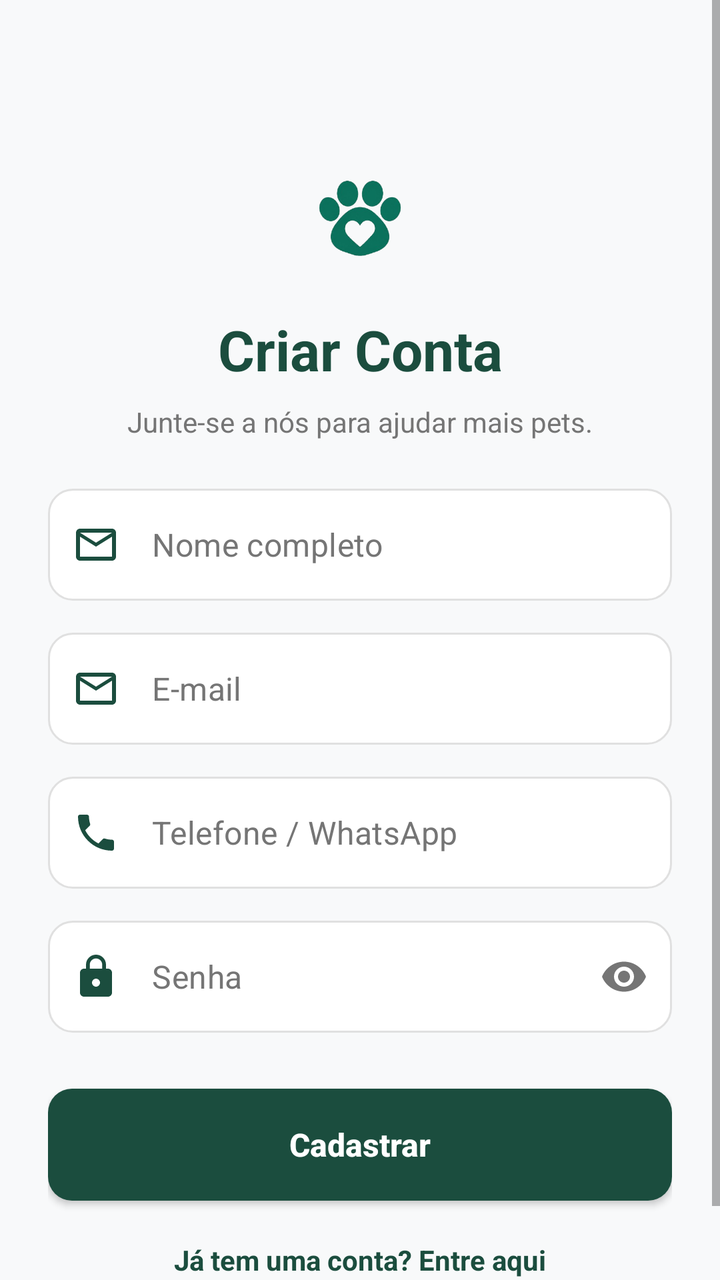
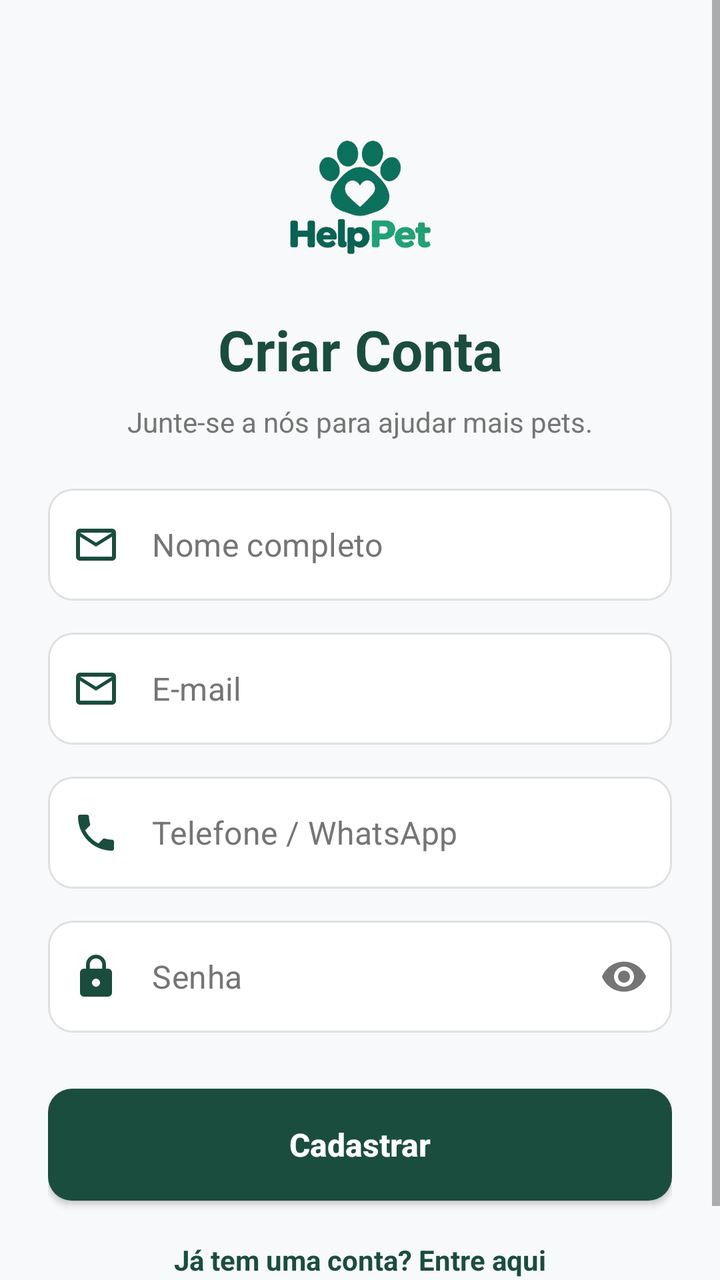

The first picture is an Android layout as it rendered before a commit; the second is the same layout after the commit. The layout source and the unified diff follow.
<!-- AndroidManifest.xml: activity theme Theme.HelpPet -->
<!-- res/layout/activity_register.xml -->
<?xml version="1.0" encoding="utf-8"?>
<ScrollView xmlns:android="http://schemas.android.com/apk/res/android"
    xmlns:app="http://schemas.android.com/apk/res-auto"
    android:layout_width="match_parent"
    android:layout_height="match_parent"
    android:fillViewport="true"
    android:background="@color/background_offwhite">

    <androidx.constraintlayout.widget.ConstraintLayout
        android:layout_width="match_parent"
        android:layout_height="wrap_content"
        android:padding="24dp">

        <ImageView
            android:id="@+id/imgLogo"
            android:layout_width="100dp"
            android:layout_height="100dp"
            android:layout_marginTop="24dp"
            android:contentDescription="@string/app_name"
            android:src="@drawable/ic_pet_heart_logo"
            app:layout_constraintEnd_toEndOf="parent"
            app:layout_constraintStart_toStartOf="parent"
            app:layout_constraintTop_toTopOf="parent" />

        <TextView
            android:id="@+id/txtTitle"
            android:layout_width="wrap_content"
            android:layout_height="wrap_content"
            android:layout_marginTop="8dp"
            android:text="Criar Conta"
            android:textColor="@color/primary_green"
            android:textSize="28sp"
            android:textStyle="bold"
            app:layout_constraintEnd_toEndOf="parent"
            app:layout_constraintStart_toStartOf="parent"
            app:layout_constraintTop_toBottomOf="@id/imgLogo" />

        <TextView
            android:id="@+id/txtSubtitle"
            android:layout_width="wrap_content"
            android:layout_height="wrap_content"
            android:layout_marginTop="8dp"
            android:gravity="center"
            android:text="Junte-se a nós para ajudar mais pets."
            android:textColor="@color/text_secondary"
            android:textSize="14sp"
            app:layout_constraintEnd_toEndOf="parent"
            app:layout_constraintStart_toStartOf="parent"
            app:layout_constraintTop_toBottomOf="@id/txtTitle" />

        
        <com.google.android.material.textfield.TextInputLayout
            android:id="@+id/inputLayoutName"
            style="@style/Widget.MaterialComponents.TextInputLayout.OutlinedBox"
            android:layout_width="0dp"
            android:layout_height="wrap_content"
            android:layout_marginTop="24dp"
            app:boxBackgroundMode="none"
            app:hintEnabled="false"
            app:layout_constraintEnd_toEndOf="parent"
            app:layout_constraintStart_toStartOf="parent"
            app:layout_constraintTop_toBottomOf="@id/txtSubtitle"
            app:startIconDrawable="@drawable/ic_email"
            app:startIconTint="@color/primary_green">

            <com.google.android.material.textfield.TextInputEditText
                android:id="@+id/edtName"
                android:layout_width="match_parent"
                android:layout_height="56dp"
                android:background="@drawable/bg_input_field"
                android:hint="Nome completo"
                android:inputType="textPersonName"
                android:paddingStart="12dp"
                android:paddingEnd="12dp"
                android:textColor="@color/text_primary"
                android:textColorHint="@color/text_secondary" />
        </com.google.android.material.textfield.TextInputLayout>

        
        <com.google.android.material.textfield.TextInputLayout
            android:id="@+id/inputLayoutEmail"
            style="@style/Widget.MaterialComponents.TextInputLayout.OutlinedBox"
            android:layout_width="0dp"
            android:layout_height="wrap_content"
            android:layout_marginTop="16dp"
            app:boxBackgroundMode="none"
            app:hintEnabled="false"
            app:layout_constraintEnd_toEndOf="parent"
            app:layout_constraintStart_toStartOf="parent"
            app:layout_constraintTop_toBottomOf="@id/inputLayoutName"
            app:startIconDrawable="@drawable/ic_email"
            app:startIconTint="@color/primary_green">

            <com.google.android.material.textfield.TextInputEditText
                android:id="@+id/edtEmail"
                android:layout_width="match_parent"
                android:layout_height="56dp"
                android:background="@drawable/bg_input_field"
                android:hint="@string/email_hint"
                android:inputType="textEmailAddress"
                android:paddingStart="12dp"
                android:paddingEnd="12dp"
                android:textColor="@color/text_primary"
                android:textColorHint="@color/text_secondary" />
        </com.google.android.material.textfield.TextInputLayout>

        
        <com.google.android.material.textfield.TextInputLayout
            android:id="@+id/inputLayoutPhone"
            style="@style/Widget.MaterialComponents.TextInputLayout.OutlinedBox"
            android:layout_width="0dp"
            android:layout_height="wrap_content"
            android:layout_marginTop="16dp"
            app:boxBackgroundMode="none"
            app:hintEnabled="false"
            app:layout_constraintEnd_toEndOf="parent"
            app:layout_constraintStart_toStartOf="parent"
            app:layout_constraintTop_toBottomOf="@id/inputLayoutEmail"
            app:startIconDrawable="@drawable/ic_phone"
            app:startIconTint="@color/primary_green">

            <com.google.android.material.textfield.TextInputEditText
                android:id="@+id/edtPhone"
                android:layout_width="match_parent"
                android:layout_height="56dp"
                android:background="@drawable/bg_input_field"
                android:hint="Telefone / WhatsApp"
                android:inputType="phone"
                android:paddingStart="12dp"
                android:paddingEnd="12dp"
                android:textColor="@color/text_primary"
                android:textColorHint="@color/text_secondary" />
        </com.google.android.material.textfield.TextInputLayout>

        
        <com.google.android.material.textfield.TextInputLayout
            android:id="@+id/inputLayoutPassword"
            style="@style/Widget.MaterialComponents.TextInputLayout.OutlinedBox"
            android:layout_width="0dp"
            android:layout_height="wrap_content"
            android:layout_marginTop="16dp"
            app:boxBackgroundMode="none"
            app:hintEnabled="false"
            app:layout_constraintEnd_toEndOf="parent"
            app:layout_constraintStart_toStartOf="parent"
            app:layout_constraintTop_toBottomOf="@id/inputLayoutPhone"
            app:passwordToggleEnabled="true"
            app:passwordToggleTint="@color/text_secondary"
            app:startIconDrawable="@drawable/ic_senha"
            app:startIconTint="@color/primary_green">

            <com.google.android.material.textfield.TextInputEditText
                android:id="@+id/edtPassword"
                android:layout_width="match_parent"
                android:layout_height="56dp"
                android:background="@drawable/bg_input_field"
                android:hint="@string/password_hint"
                android:inputType="textPassword"
                android:paddingStart="12dp"
                android:paddingEnd="12dp"
                android:textColor="@color/text_primary"
                android:textColorHint="@color/text_secondary" />
        </com.google.android.material.textfield.TextInputLayout>

        
        <android.widget.Button
            android:id="@+id/btnRegister"
            android:layout_width="0dp"
            android:layout_height="56dp"
            android:layout_marginTop="28dp"
            android:background="@drawable/bg_button_primary"
            android:text="Cadastrar"
            android:textAllCaps="false"
            android:textColor="@color/white"
            android:textSize="16sp"
            android:textStyle="bold"
            app:layout_constraintEnd_toEndOf="parent"
            app:layout_constraintStart_toStartOf="parent"
            app:layout_constraintTop_toBottomOf="@id/inputLayoutPassword" />

        
        <TextView
            android:id="@+id/txtBackToLogin"
            android:layout_width="wrap_content"
            android:layout_height="wrap_content"
            android:layout_marginTop="20dp"
            android:layout_marginBottom="16dp"
            android:text="Já tem uma conta? Entre aqui"
            android:textColor="@color/primary_green"
            android:textSize="14sp"
            android:textStyle="bold"
            app:layout_constraintBottom_toBottomOf="parent"
            app:layout_constraintEnd_toEndOf="parent"
            app:layout_constraintStart_toStartOf="parent"
            app:layout_constraintTop_toBottomOf="@id/btnRegister" />

    </androidx.constraintlayout.widget.ConstraintLayout>
</ScrollView>
<!-- resources referenced by this layout -->
<resources>
  <color name="background_offwhite">#F8F9FA</color>
  <color name="primary_green">#1B4D3E</color>
  <color name="text_primary">#212121</color>
  <color name="text_secondary">#757575</color>
  <color name="white">#FFFFFF</color>
  <!-- drawable bg_button_primary (drawable) -->
  <?xml version="1.0" encoding="utf-8"?>
  <ripple xmlns:android="http://schemas.android.com/apk/res/android"
      android:color="#33FFFFFF">
      <item>
          <shape>
              <solid android:color="@color/primary_green" />
              <corners android:radius="12dp" />
          </shape>
      </item>
  </ripple>
  <!-- drawable bg_input_field (drawable) -->
  <?xml version="1.0" encoding="utf-8"?>
  <shape xmlns:android="http://schemas.android.com/apk/res/android">
      <solid android:color="@color/white" />
      <stroke android:width="1dp" android:color="@color/gray_border" />
      <corners android:radius="12dp" />
  </shape>
  <!-- drawable ic_email (drawable) -->
  <vector xmlns:android="http://schemas.android.com/apk/res/android"
      android:width="24dp"
      android:height="24dp"
      android:viewportWidth="24"
      android:viewportHeight="24"
      android:tint="#757575">
      <path
          android:fillColor="@android:color/white"
          android:pathData="M20,4H4C2.9,4 2.01,4.9 2.01,6L2,18c0,1.1 0.9,2 2,2h16c1.1,0 2,-0.9 2,-2V6c0,-1.1 -0.9,-2 -2,-2zm0,14H4V8l8,5 8,-5v10zm-8,-7L4,6h16l-8,5z"/>
  </vector>
  <!-- drawable ic_pet_heart_logo: png bitmap (drawable, 38659 bytes) -->
  <!-- drawable ic_phone (drawable) -->
  <vector xmlns:android="http://schemas.android.com/apk/res/android"
      android:width="24dp"
      android:height="24dp"
      android:viewportWidth="24"
      android:viewportHeight="24"
      android:tint="#757575">
      <path
          android:fillColor="@android:color/white"
          android:pathData="M6.62,10.79c1.44,2.83 3.76,5.15 6.59,6.59l2.2,-2.2c0.27,-0.27 0.67,-0.36 1.02,-0.24 1.12,0.37 2.33,0.57 3.57,0.57 0.55,0 1,0.45 1,1V20c0,0.55 -0.45,1 -1,1 -9.39,0 -17,-7.61 -17,-17 0,-0.55 0.45,-1 1,-1h3.5c0.55,0 1,0.45 1,1 0,1.25 0.2,2.45 0.57,3.57 0.11,0.35 0.03,0.74 -0.25,1.02l-2.2,2.2z"/>
  </vector>
  <!-- drawable ic_senha (drawable) -->
  <vector xmlns:android="http://schemas.android.com/apk/res/android"
      android:width="24dp"
      android:height="24dp"
      android:viewportWidth="24"
      android:viewportHeight="24"
      android:tint="#757575">
      <path
          android:fillColor="@android:color/white"
          android:pathData="M18,8h-1V6c0,-2.76 -2.24,-5 -5,-5S7,3.24 7,6v2H6c-1.1,0 -2,0.9 -2,2v10c0,1.1 0.9,2 2,2h12c1.1,0 2,-0.9 2,-2V10c0,-1.1 -0.9,-2 -2,-2zm-6,9c-1.1,0 -2,-0.9 -2,-2s0.9,-2 2,-2 2,0.9 2,2 -0.9,2 -2,2zm3.1,-9H8.9V6c0,-1.71 1.39,-3.1 3.1,-3.1 1.71,0 3.1,1.39 3.1,3.1v2z"/>
  </vector>
  <string name="app_name">HelpPet</string>
  <string name="email_hint">E-mail</string>
  <string name="password_hint">Senha</string>
  <style name="Theme.HelpPet" parent="Theme.MaterialComponents.DayNight.NoActionBar" />
  <color name="gray_border">#E0E0E0</color>
</resources>

<!-- the commit's change to res/layout/activity_register.xml (unified diff, before → after) -->
@@ -17,7 +17,7 @@
             android:layout_height="100dp"
             android:layout_marginTop="24dp"
             android:contentDescription="@string/app_name"
-            android:src="@drawable/ic_pet_heart_logo"
+            android:src="@drawable/logo"
             app:layout_constraintEnd_toEndOf="parent"
             app:layout_constraintStart_toStartOf="parent"
             app:layout_constraintTop_toTopOf="parent" />
<!-- resource entries referenced after the edit -->
@@ -34,7 +34,6 @@
           android:fillColor="@android:color/white"
           android:pathData="M20,4H4C2.9,4 2.01,4.9 2.01,6L2,18c0,1.1 0.9,2 2,2h16c1.1,0 2,-0.9 2,-2V6c0,-1.1 -0.9,-2 -2,-2zm0,14H4V8l8,5 8,-5v10zm-8,-7L4,6h16l-8,5z"/>
   </vector>
-  <!-- drawable ic_pet_heart_logo: png bitmap (drawable, 38659 bytes) -->
   <!-- drawable ic_phone (drawable) -->
   <vector xmlns:android="http://schemas.android.com/apk/res/android"
       android:width="24dp"
@@ -57,6 +56,7 @@
           android:fillColor="@android:color/white"
           android:pathData="M18,8h-1V6c0,-2.76 -2.24,-5 -5,-5S7,3.24 7,6v2H6c-1.1,0 -2,0.9 -2,2v10c0,1.1 0.9,2 2,2h12c1.1,0 2,-0.9 2,-2V10c0,-1.1 -0.9,-2 -2,-2zm-6,9c-1.1,0 -2,-0.9 -2,-2s0.9,-2 2,-2 2,0.9 2,2 -0.9,2 -2,2zm3.1,-9H8.9V6c0,-1.71 1.39,-3.1 3.1,-3.1 1.71,0 3.1,1.39 3.1,3.1v2z"/>
   </vector>
+  <!-- drawable logo: png bitmap (drawable, 89317 bytes) -->
   <string name="app_name">HelpPet</string>
   <string name="email_hint">E-mail</string>
   <string name="password_hint">Senha</string>
